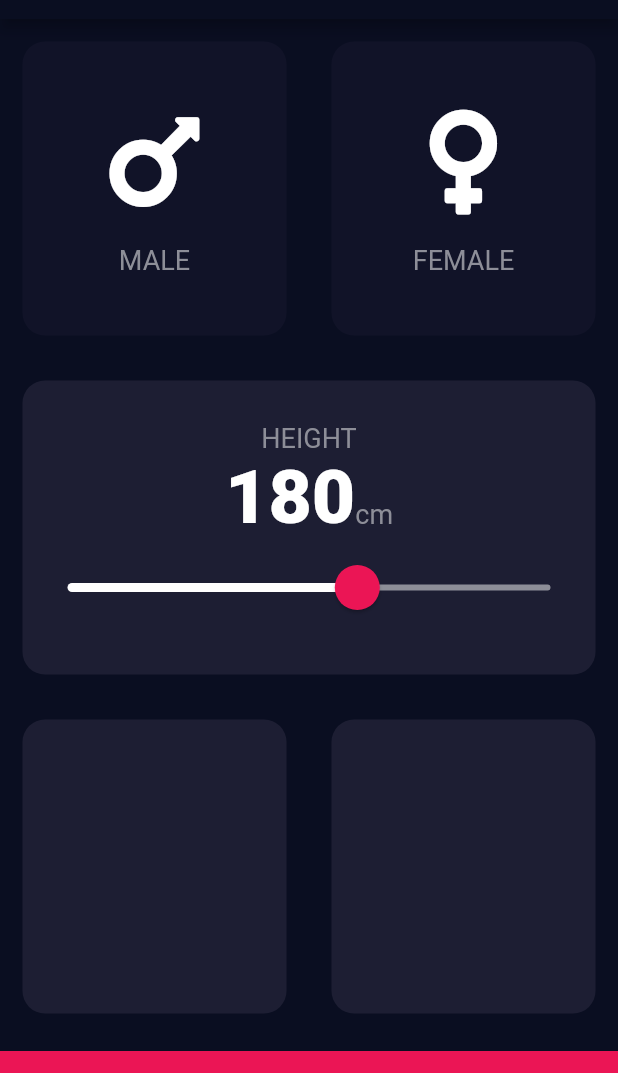
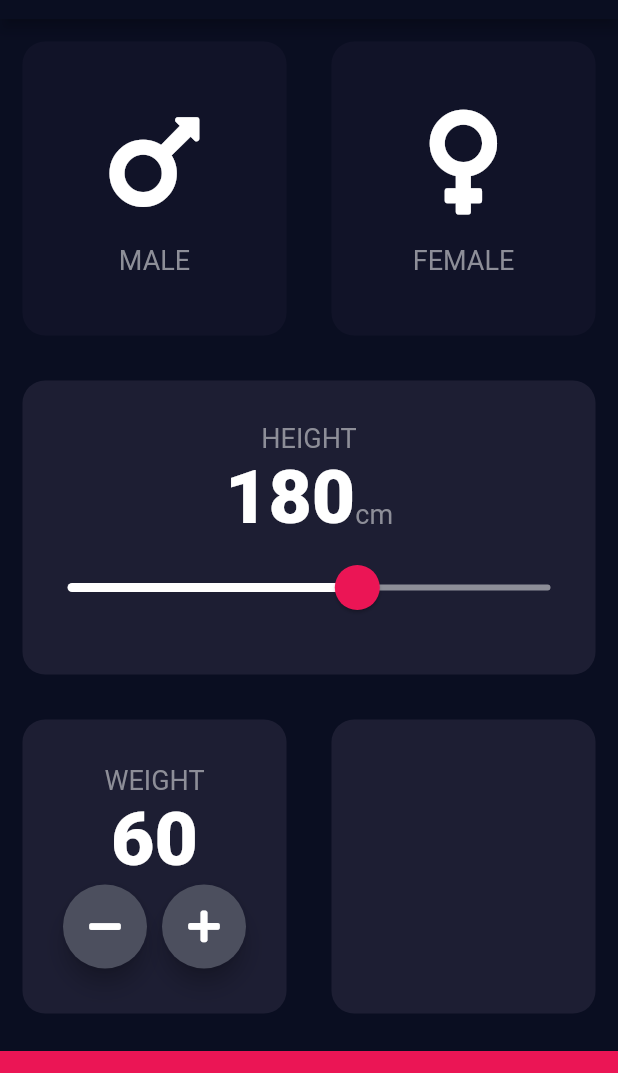
Before and after one commit to lil-shimon/bmi_calc, a Flutter app: the screen it shows after launch, on a phone screen of 412 x 824 dp, the part 65-1138 px from its top. Run offline on Flutter 3.47's test engine with Material 2 defaults, Android fonts, the phone set to English and light mode, and no system bars; our stand-ins replace font_awesome_flutter.

Commit message:
create roundIconWidget

```diff
--- a/lib/page/input_page.dart
+++ b/lib/page/input_page.dart
@@ -25,6 +25,9 @@ class _InputPageState extends State<InputPage> {
 
   /// 身長ステート
   int height = 180;
+
+  /// 体重ステート
+  int weight = 60;
 
   @override
   Widget build(BuildContext context) {
@@ -115,6 +118,7 @@ class _InputPageState extends State<InputPage> {
                             activeTrackColor: Colors.white,
                             inactiveTrackColor: Color(0xff8d8e98),
                             thumbColor: Color(0xffeb1555),
+
                             /// transparent -> 0x15
                             /// [overlayColor] -> opacity 16%
                             overlayColor: Color(0x29eb1555),
@@ -147,6 +151,28 @@ class _InputPageState extends State<InputPage> {
                 Expanded(
                   child: BaseCard(
                     colour: Color(kBackgroundColour),
+                    childCard: Column(
+                      mainAxisAlignment: MainAxisAlignment.center,
+                      children: <Widget>[
+                        Text(
+                          "WEIGHT",
+                          style: kLabelTextStyle,
+                        ),
+                        Text(
+                          weight.toString(),
+                          style: kBoldTextStyle,
+                        ),
+                        Row(
+                            mainAxisAlignment: MainAxisAlignment.center,
+                            children: <Widget>[
+                              RoundIconButton(icon: FontAwesomeIcons.minus),
+                              SizedBox(
+                                width: 10.0,
+                              ),
+                              RoundIconButton(icon: FontAwesomeIcons.plus),
+                            ])
+                      ],
+                    ),
                   ),
                 ),
                 Expanded(
@@ -167,3 +193,23 @@ class _InputPageState extends State<InputPage> {
     );
   }
 }
+
+/// カスタムボタンwidget
+class RoundIconButton extends StatelessWidget {
+  RoundIconButton({this.icon});
+  final IconData icon;
+  @override
+  Widget build(BuildContext context) {
+    return RawMaterialButton(
+      child: Icon(icon),
+      onPressed: () {},
+      elevation: 6.0,
+      shape: CircleBorder(),
+      constraints: BoxConstraints.tightFor(
+        width: 56.0,
+        height: 56.0,
+      ),
+      fillColor: Color(0xff4c4f5e),
+    );
+  }
+}
```
